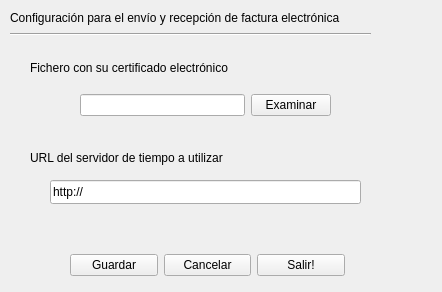
This is bulmages/bulmafact/src/efacturabf/efacturabase.ui in eboladev/Bulmages-1 as Qt 5 draws it before an edit. The edited form follows.
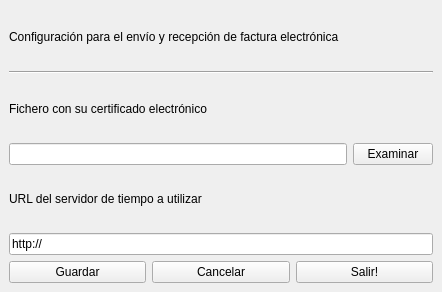
This is the edited form.

Commit message: Pruebas con la ficha de efactura. Pruebas con la funcionalidad de examinar fichero. Anyadidos los ficheros que definen e implementan los metodos que se usan en a ficha.

Patch:
```diff
--- a/bulmages/bulmafact/src/efacturabf/efacturabase.ui
+++ b/bulmages/bulmafact/src/efacturabf/efacturabase.ui
@@ -15,108 +15,21 @@
   <property name="windowTitle" >
    <string>Configuración Factura Electrónica</string>
   </property>
-  <widget class="Line" name="line" >
-   <property name="geometry" >
-    <rect>
-     <x>10</x>
-     <y>26</y>
-     <width>361</width>
-     <height>16</height>
-    </rect>
-   </property>
-   <property name="orientation" >
-    <enum>Qt::Horizontal</enum>
-   </property>
-  </widget>
-  <widget class="QWidget" name="" >
-   <property name="geometry" >
-    <rect>
-     <x>80</x>
-     <y>90</y>
-     <width>251</width>
-     <height>30</height>
-    </rect>
-   </property>
-   <layout class="QHBoxLayout" >
+  <layout class="QGridLayout" >
     <property name="margin" >
-     <number>0</number>
+    <number>9</number>
     </property>
     <property name="spacing" >
      <number>6</number>
     </property>
-    <item>
-     <widget class="QLineEdit" name="ficheroECertificado" />
-    </item>
-    <item>
-     <widget class="QPushButton" name="examinaECertificado" >
-      <property name="text" >
-       <string>Examinar</string>
-      </property>
-     </widget>
-    </item>
-   </layout>
-  </widget>
-  <widget class="QLineEdit" name="URLServidorTiempo" >
-   <property name="geometry" >
-    <rect>
-     <x>50</x>
-     <y>180</y>
-     <width>311</width>
-     <height>24</height>
-    </rect>
-   </property>
-   <property name="text" >
-    <string>http://</string>
-   </property>
-  </widget>
-  <widget class="QLabel" name="labelServidorTiempo" >
-   <property name="geometry" >
-    <rect>
-     <x>30</x>
-     <y>150</y>
-     <width>301</width>
-     <height>16</height>
-    </rect>
-   </property>
-   <property name="text" >
-    <string>URL del servidor de tiempo a utilizar</string>
-   </property>
-  </widget>
+   <item row="0" column="0" >
   <widget class="QLabel" name="encabezado" >
-   <property name="geometry" >
-    <rect>
-     <x>10</x>
-     <y>10</y>
-     <width>421</width>
-     <height>16</height>
-    </rect>
-   </property>
    <property name="text" >
     <string>Configuración para el envío y recepción de factura electrónica</string>
    </property>
   </widget>
-  <widget class="QLabel" name="labelECertificado" >
-   <property name="geometry" >
-    <rect>
-     <x>30</x>
-     <y>60</y>
-     <width>301</width>
-     <height>16</height>
-    </rect>
-   </property>
-   <property name="text" >
-    <string>Fichero con su certificado electrónico</string>
-   </property>
-  </widget>
-  <widget class="QWidget" name="" >
-   <property name="geometry" >
-    <rect>
-     <x>70</x>
-     <y>250</y>
-     <width>275</width>
-     <height>30</height>
-    </rect>
-   </property>
+   </item>
+   <item row="6" column="0" >
    <layout class="QHBoxLayout" >
     <property name="margin" >
      <number>0</number>
@@ -146,7 +59,56 @@
      </widget>
     </item>
    </layout>
-  </widget>
+   </item>
+   <item row="2" column="0" >
+    <widget class="QLabel" name="labelECertificado" >
+     <property name="text" >
+      <string>Fichero con su certificado electrónico</string>
+     </property>
+    </widget>
+   </item>
+   <item row="4" column="0" >
+    <widget class="QLabel" name="labelServidorTiempo" >
+     <property name="text" >
+      <string>URL del servidor de tiempo a utilizar</string>
+     </property>
+    </widget>
+   </item>
+   <item row="5" column="0" >
+    <widget class="QLineEdit" name="mui_URLServidorTiempo" >
+     <property name="text" >
+      <string>http://</string>
+     </property>
+    </widget>
+   </item>
+   <item row="3" column="0" >
+    <layout class="QHBoxLayout" >
+     <property name="margin" >
+      <number>0</number>
+     </property>
+     <property name="spacing" >
+      <number>6</number>
+     </property>
+     <item>
+      <widget class="QLineEdit" name="mui_ficheroECertificado" />
+     </item>
+     <item>
+      <widget class="QPushButton" name="mui_examinaECertificado" >
+       <property name="text" >
+        <string>Examinar</string>
+       </property>
+      </widget>
+     </item>
+    </layout>
+   </item>
+   <item row="1" column="0" >
+    <widget class="Line" name="line" >
+     <property name="orientation" >
+      <enum>Qt::Horizontal</enum>
+     </property>
+    </widget>
+   </item>
+  </layout>
  </widget>
  <pixmapfunction></pixmapfunction>
  <resources/>
```
Left out of the diff: 8 changed lines with no effect on the pictures. Lines whose indentation alone changed are shown as unchanged. The commit also changes 2 other files.
